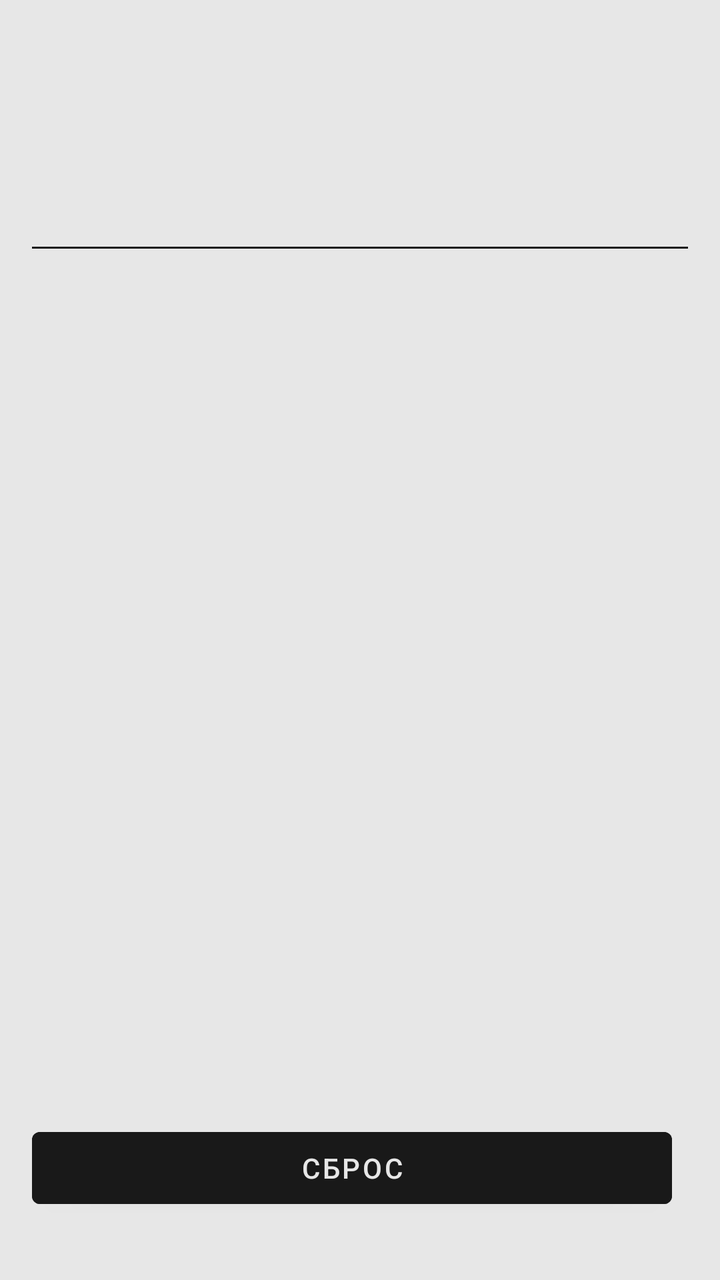
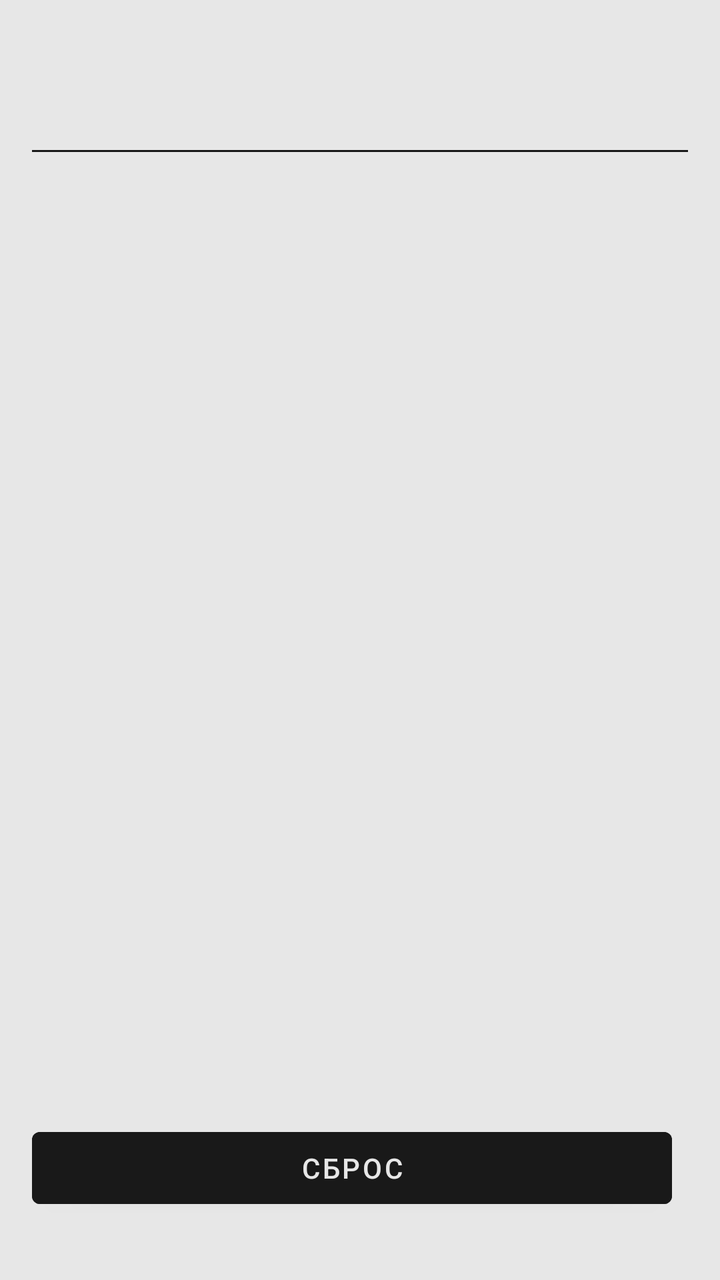

Two renders of the same Android screen: before a commit and after it. Below are the layout's source before the change and the commit's diff.
<!-- AndroidManifest.xml: application theme Theme.Calendar -->
<!-- res/layout/fragment_rosary.xml -->
<?xml version="1.0" encoding="utf-8"?>
<LinearLayout xmlns:android="http://schemas.android.com/apk/res/android"
    android:layout_width="match_parent"
    android:layout_height="match_parent"
    android:orientation="vertical"
    android:padding="16dp"
    android:background="@color/main">

    <TextView
        android:id="@+id/tvMysteryTitle"
        android:layout_width="match_parent"
        android:layout_height="wrap_content"
        android:textSize="18sp"
        android:textStyle="bold"
        android:gravity="center"
        android:layout_marginBottom="24dp"/>

    <TextView
        android:id="@+id/tvBeadNumber"
        android:layout_width="match_parent"
        android:layout_height="wrap_content"
        android:textSize="20sp"
        android:textStyle="bold"
        android:gravity="center"
        android:layout_marginBottom="16dp"/>

    <View
        android:layout_width="match_parent"
        android:layout_height="1dp"
        android:layout_marginVertical="16dp"
        android:background="@color/accent"/>

    <TextView
        android:id="@+id/tvPrayer"
        android:layout_width="match_parent"
        android:layout_height="0dp"
        android:layout_weight="1"
        android:textSize="18sp"
        android:lineSpacingExtra="8sp"
        android:layout_marginBottom="24dp"
        android:gravity="center"/>

    <LinearLayout
        android:layout_width="match_parent"
        android:layout_height="wrap_content"
        android:orientation="horizontal"
        android:layout_marginBottom="16dp">
        <Button
            android:id="@+id/btnReset"
            android:layout_width="0dp"
            android:layout_height="wrap_content"
            android:layout_weight="1"
            android:text="@string/reset"
            android:backgroundTint="@color/accent"
            android:textColor="@color/main"
            android:layout_marginEnd="8dp"/>

    </LinearLayout>

</LinearLayout>
<!-- resources referenced by this layout -->
<resources>
  <color name="accent">#191919</color>
  <color name="main">#E7E7E7</color>
  <string name="reset">Сброс</string>
  <style name="Theme.Calendar" parent="Theme.MaterialComponents.DayNight.NoActionBar">
          <item name="colorPrimary">@color/main</item>
          <item name="colorPrimaryVariant">@color/main</item>
          <item name="colorOnPrimary">@color/accent</item>
          <item name="colorSecondary">@color/accent</item>
          <item name="colorSecondaryVariant">@color/accent</item>
          <item name="colorOnSecondary">@color/main</item>
          <item name="android:statusBarColor">?attr/colorPrimaryVariant</item>
          <item name="android:windowLightStatusBar">true</item>
          <item name="android:textColor">@color/accent</item>
          <item name="android:textColorPrimary">@color/accent</item>
          <item name="android:textColorSecondary">@color/accent</item>
          <item name="android:textColorTertiary">@color/accent</item>
      </style>
</resources>

<!-- the commit's change to res/layout/fragment_rosary.xml (unified diff, before → after) -->
@@ -13,7 +13,8 @@
         android:textSize="18sp"
         android:textStyle="bold"
         android:gravity="center"
-        android:layout_marginBottom="24dp"/>
+        android:layout_marginBottom="24dp"
+        android:visibility="gone"/>
 
     <TextView
         android:id="@+id/tvBeadNumber"
